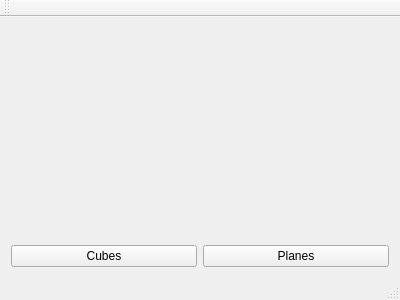
Old version of the form programs/SciVis/mainwindow.ui in the repository RicardoBusta/mestrado-bustamante.
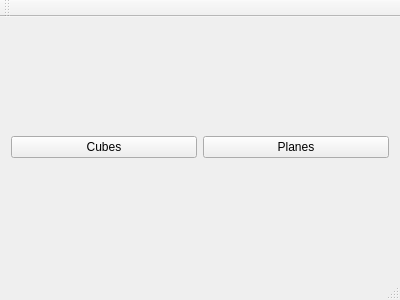
New version of the form.

```diff
--- a/programs/SciVis/mainwindow.ui
+++ b/programs/SciVis/mainwindow.ui
@@ -14,16 +14,9 @@
    <string>SciVis</string>
   </property>
   <widget class="QWidget" name="centralWidget">
-   <layout class="QVBoxLayout" name="verticalLayout">
+   <layout class="QVBoxLayout" name="verticalLayout" stretch="10,0">
     <item>
-     <widget class="QWidget" name="widget" native="true">
-      <property name="sizePolicy">
-       <sizepolicy hsizetype="Expanding" vsizetype="Expanding">
-        <horstretch>0</horstretch>
-        <verstretch>0</verstretch>
-       </sizepolicy>
-      </property>
-     </widget>
+     <layout class="QVBoxLayout" name="glwidget_container"/>
     </item>
     <item>
      <layout class="QHBoxLayout" name="horizontalLayout">
```
